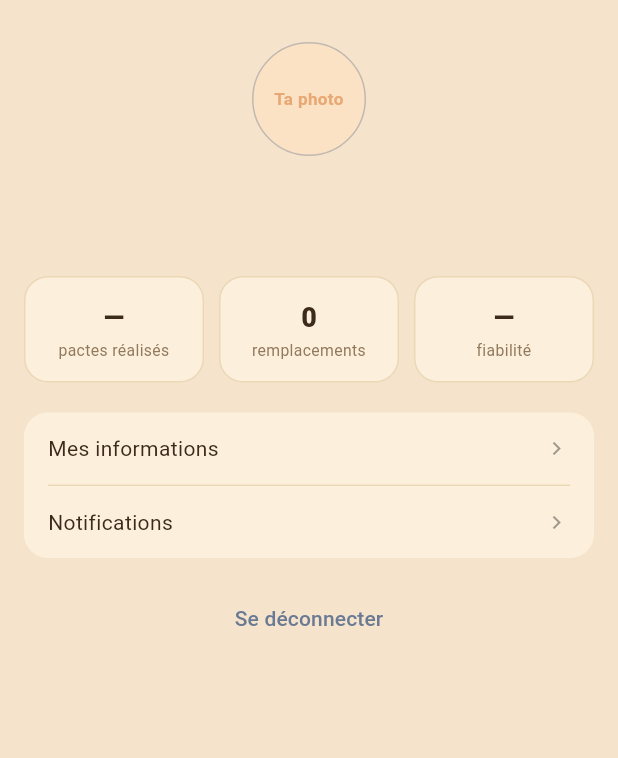
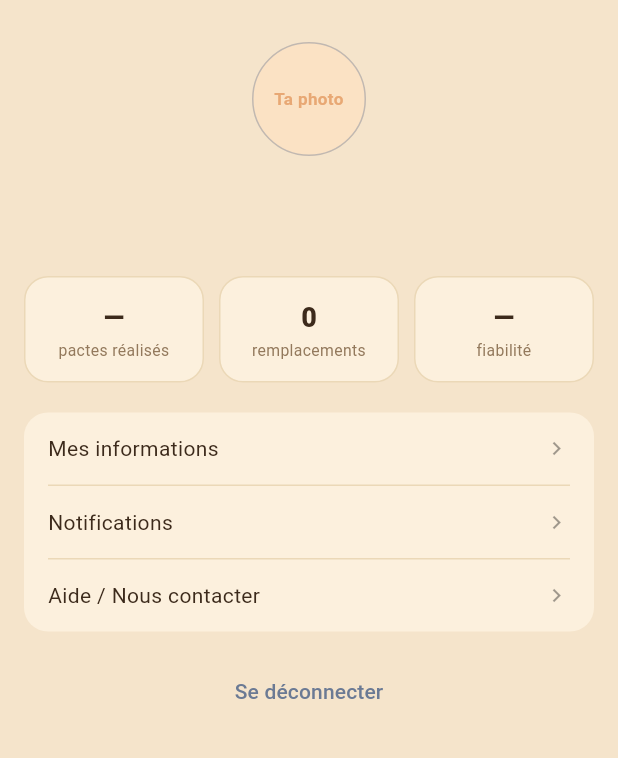
Before and after one commit to kevinarner/le_pacte, a Flutter app: the MenuPrincipalScreen screen opened directly with empty values, after a tap on "Profil", on a phone screen of 412 x 824 dp, the part 66-824 px from its top. Run offline on Flutter 3.47's test engine with Material 3 defaults, Android fonts, the phone set to English and light mode, and no system bars; our stand-ins replace firebase_core, firebase_messaging, image_picker, supabase_flutter; missing offline and left inert: dart:js_interop; accounts and stored records are empty; Roboto replaces fonts that are missing (Georgia).

```diff
--- a/lib/models/fil_de_discussion.dart
+++ b/lib/models/fil_de_discussion.dart
@@ -13,6 +13,12 @@ class FilDeDiscussion {
   final String? dernierMessage;
   final DateTime? dateDernierMessage;
 
+  /// True si c'est moi qui ai envoyé le dernier message du fil — sert à
+  /// repérer un message de l'interlocuteur pas encore "vu" (au sens
+  /// large : pas de vrai suivi lu/non-lu, juste "le dernier mot n'est
+  /// pas de moi").
+  final bool dernierMessageDeMoi;
+
   /// La date retenue du pacte concerné par ce fil, et le nom du
   /// restaurant — affichés sous le nom de l'interlocuteur pour situer la
   /// conversation. Nulle si aucune date n'est encore retenue.
@@ -25,6 +31,7 @@ class FilDeDiscussion {
     this.telephoneInterlocuteur,
     this.dernierMessage,
     this.dateDernierMessage,
+    this.dernierMessageDeMoi = true,
     this.dateConcernee,
     this.restaurantNom,
   });
--- a/lib/screens/accueil/accueil_screen.dart
+++ b/lib/screens/accueil/accueil_screen.dart
@@ -55,7 +55,7 @@ class _AccueilScreenState extends State<AccueilScreen> {
           tooltip: 'Menu principal',
           onPressed: () => Navigator.pop(context),
         ),
-        title: const Text('Mes Pactes'),
+        title: const Text('Mes Swends'),
       ),
       floatingActionButton: FloatingActionButton(
         backgroundColor: AppColors.accent,
--- a/lib/screens/profil/profil_screen.dart
+++ b/lib/screens/profil/profil_screen.dart
@@ -5,6 +5,7 @@ import '../../services/app_store.dart';
 import '../../services/pacte_repository.dart';
 import '../../theme/app_theme.dart';
 import '../../widgets/photo_avatar.dart';
+import '../contact/contact_screen.dart';
 import 'mes_informations_screen.dart';
 
 class ProfilScreen extends StatefulWidget {
@@ -117,6 +118,8 @@ class _ProfilScreenState extends State<ProfilScreen> {
                 _ligneReglage('Mes informations', _ouvrirMesInformations),
                 _separateur(),
                 _ligneReglage('Notifications', _bientotDisponible),
+                _separateur(),
+                _ligneReglage('Aide / Nous contacter', _ouvrirContact),
               ],
             ),
           ),
@@ -181,6 +184,13 @@ class _ProfilScreenState extends State<ProfilScreen> {
     setState(() {});
   }
 
+  Future<void> _ouvrirContact() async {
+    await Navigator.push(
+      context,
+      MaterialPageRoute(builder: (_) => const ContactScreen()),
+    );
+  }
+
   void _bientotDisponible() {
     ScaffoldMessenger.of(context).showSnackBar(
       const SnackBar(content: Text('Bientôt disponible.')),
--- a/lib/screens/root/menu_principal_screen.dart
+++ b/lib/screens/root/menu_principal_screen.dart
@@ -1,5 +1,6 @@
 import 'package:flutter/material.dart';
 
+import '../../models/fil_de_discussion.dart';
 import '../../models/pacte.dart';
 import '../../models/statut_pacte.dart';
 import '../../services/app_store.dart';
@@ -7,15 +8,17 @@ import '../../services/pacte_repository.dart';
 import '../../theme/app_theme.dart';
 import '../../utils/date_fr.dart';
 import '../accueil/accueil_screen.dart';
-import '../contact/contact_screen.dart';
+import '../creer_pacte/creer_pacte_screen.dart';
+import '../detail_pacte/chat_screen.dart';
 import '../detail_pacte/detail_pacte_screen.dart';
-import '../messagerie/messagerie_screen.dart';
 import '../profil/profil_screen.dart';
 
-/// Écran d'accueil général après connexion : donne accès aux quatre
-/// sections (Mes Pactes, Messagerie, Profil, Nous contacter) plutôt que
-/// d'atterrir directement sur l'une d'elles. Chacune ramène ici d'un tap
-/// sur son logo, ce qui remplace l'ancienne barre de navigation basse.
+/// Écran d'accueil général après connexion. Chaque Swend est pensé comme
+/// un objet autonome qui porte lui-même sa messagerie (voir le détail
+/// d'un pacte) : cet écran ne propose donc plus de section Messagerie
+/// indépendante, seulement le prochain rendez-vous, une éventuelle
+/// notification de message, la liste des Swends et un accès discret au
+/// profil.
 class MenuPrincipalScreen extends StatefulWidget {
   final VoidCallback onDeconnexion;
   final VoidCallback onChanged;
@@ -32,7 +35,7 @@ class MenuPrincipalScreen extends StatefulWidget {
 
 class _MenuPrincipalScreenState extends State<MenuPrincipalScreen> {
   List<Pacte>? mesPactes;
-  int? nombreConversations;
+  List<FilDeDiscussion>? mesFils;
 
   @override
   void initState() {
@@ -51,7 +54,7 @@ class _MenuPrincipalScreenState extends State<MenuPrincipalScreen> {
     try {
       final fils = await PacteRepository.mesFilsDeDiscussion();
       if (!mounted) return;
-      setState(() => nombreConversations = fils.length);
+      setState(() => mesFils = fils);
     } catch (_) {
       // Idem.
     }
@@ -85,7 +88,7 @@ class _MenuPrincipalScreenState extends State<MenuPrincipalScreen> {
     return confirmes.isEmpty ? null : confirmes.first;
   }
 
-  int get _pactesEnCours =>
+  int get _pactesAVenir =>
       mesPactes
           ?.where((p) =>
               p.statut != StatutPacte.maintenu &&
@@ -96,6 +99,19 @@ class _MenuPrincipalScreenState extends State<MenuPrincipalScreen> {
 
   int get _nombreActionsRequises => mesPactes?.where(_actionRequise).length ?? 0;
 
+  /// Le message le plus récent qui ne vient pas de moi, tous fils
+  /// confondus — pas un vrai suivi lu/non-lu (aucun état n'est
+  /// persisté), juste "le dernier mot n'est pas de moi".
+  FilDeDiscussion? get _messageAmeSignaler {
+    final fils = mesFils;
+    if (fils == null) return null;
+    final candidats = fils
+        .where((f) => !f.dernierMessageDeMoi && f.dateDernierMessage != null)
+        .toList()
+      ..sort((a, b) => b.dateDernierMessage!.compareTo(a.dateDernierMessage!));
+    return candidats.isEmpty ? null : candidats.first;
+  }
+
   Future<void> _ouvrir(Widget ecran) async {
     await Navigator.push(context, MaterialPageRoute(builder: (_) => ecran));
     widget.onChanged();
@@ -105,6 +121,7 @@ class _MenuPrincipalScreenState extends State<MenuPrincipalScreen> {
   @override
   Widget build(BuildContext context) {
     final prochain = _prochainPacte;
+    final message = _messageAmeSignaler;
 
     return Scaffold(
       body: SafeArea(
@@ -122,53 +139,29 @@ class _MenuPrincipalScreenState extends State<MenuPrincipalScreen> {
               const SizedBox(height: 20),
               if (prochain != null) ...[
                 _cartePlusProche(prochain),
-                const SizedBox(height: 16),
+                const SizedBox(height: 12),
               ],
+              if (message != null) ...[
+                _carteMessage(message),
+                const SizedBox(height: 12),
+              ],
+              FilledButton.icon(
+                onPressed: () => _ouvrir(const CreerPacteScreen()),
+                icon: const Icon(Icons.add, size: 20),
+                label: const Text('Créer un Swend'),
+              ),
+              const SizedBox(height: 18),
               _tuilePrincipale(
                 icone: Icons.favorite_outline,
                 fond: AppColors.accentClair,
                 iconeColor: AppColors.accentFonce,
-                label: 'Mes Pactes',
-                sousLabel: mesPactes == null ? '...' : '$_pactesEnCours en cours',
+                label: 'Mes Swends',
+                sousLabel: mesPactes == null ? '...' : '$_pactesAVenir à venir',
                 badge: _nombreActionsRequises > 0 ? _nombreActionsRequises : null,
                 onTap: () => _ouvrir(AccueilScreen(onChanged: widget.onChanged)),
               ),
-              const SizedBox(height: 10),
-              _tuilePrincipale(
-                icone: Icons.mail_outline,
-                fond: AppColors.pecheClair,
-                iconeColor: AppColors.peche,
-                label: 'Messagerie',
-                sousLabel: nombreConversations == null
-                    ? '...'
-                    : nombreConversations == 0
-                        ? 'Aucune conversation'
-                        : '$nombreConversations conversation${nombreConversations! > 1 ? 's' : ''}',
-                onTap: () => _ouvrir(const MessagerieScreen()),
-              ),
-              const SizedBox(height: 14),
-              Row(
-                children: [
-                  Expanded(
-                    child: _tuileSecondaire(
-                      icone: Icons.person_outline,
-                      label: 'Profil',
-                      onTap: () => _ouvrir(ProfilScreen(
-                        onDeconnexion: widget.onDeconnexion,
-                        onChanged: widget.onChanged,
-                      )),
-                    ),
-                  ),
-                  const SizedBox(width: 10),
-                  Expanded(
-                    child: _tuileSecondaire(
-                      icone: Icons.chat_bubble_outline,
-                      label: 'Nous contacter',
-                      onTap: () => _ouvrir(const ContactScreen()),
-                    ),
-                  ),
-                ],
-              ),
+              const SizedBox(height: 18),
+              _lignProfil(),
             ],
           ),
         ),
@@ -191,7 +184,7 @@ class _MenuPrincipalScreenState extends State<MenuPrincipalScreen> {
             crossAxisAlignment: CrossAxisAlignment.start,
             children: [
               const Text(
-                'TON PROCHAIN PACTE',
+                'TON PROCHAIN SWEND',
                 style: TextStyle(
                   fontSize: 10.5,
                   fontWeight: FontWeight.w700,
@@ -220,6 +213,47 @@ class _MenuPrincipalScreenState extends State<MenuPrincipalScreen> {
       ),
     );
   }
+
+  Widget _carteMessage(FilDeDiscussion fil) {
+    final contexte = fil.dateConcernee != null && fil.restaurantNom != null
+        ? 'À propos de votre Swend du ${_libelleDateCourt(fil.dateConcernee!)} · ${fil.restaurantNom}'
+        : 'À propos de votre Swend';
+    return Card(
+      color: AppColors.pecheClair,
+      child: InkWell(
+        borderRadius: BorderRadius.circular(radiusLg),
+        onTap: () => _ouvrir(ChatScreen(
+          remplacantId: fil.remplacantId,
+          nomInterlocuteur: fil.nomInterlocuteur,
+          telephoneInterlocuteur: fil.telephoneInterlocuteur,
+        )),
+        child: Padding(
+          padding: const EdgeInsets.all(14),
+          child: Row(
+            children: [
+              const Icon(Icons.mail_outline, color: AppColors.peche, size: 22),
+              const SizedBox(width: 12),
+              Expanded(
+                child: Column(
+                  crossAxisAlignment: CrossAxisAlignment.start,
+                  children: [
+                    Text('${fil.nomInterlocuteur} vous a écrit',
+                        style: const TextStyle(fontWeight: FontWeight.w800, fontSize: 14)),
+                    Text(contexte,
+                        style: const TextStyle(fontSize: 12, color: AppColors.texteAttenue)),
+                  ],
+                ),
+              ),
+              const Icon(Icons.chevron_right, color: Colors.black38),
+            ],
+          ),
+        ),
+      ),
+    );
+  }
+
+  String _libelleDateCourt(DateTime date) =>
+      '${date.day} ${moisAnnee[date.month - 1].substring(0, 3)}.';
 
   Widget _tuilePrincipale({
     required IconData icone,
@@ -282,28 +316,31 @@ class _MenuPrincipalScreenState extends State<MenuPrincipalScreen> {
     );
   }
 
-  Widget _tuileSecondaire({
-    required IconData icone,
-    required String label,
-    required VoidCallback onTap,
-  }) {
-    return Card(
-      child: InkWell(
-        borderRadius: BorderRadius.circular(radiusLg),
-        onTap: onTap,
-        child: Padding(
-          padding: const EdgeInsets.symmetric(vertical: 14, horizontal: 10),
-          child: Column(
-            children: [
-              Icon(icone, color: AppColors.texteAttenue, size: 20),
-              const SizedBox(height: 6),
-              Text(
-                label,
-                style: const TextStyle(fontWeight: FontWeight.w700, fontSize: 12.5),
-                textAlign: TextAlign.center,
+  /// Profil est volontairement discret : plus de tuile-carte pleine
+  /// largeur comme les Swends, une simple ligne.
+  Widget _lignProfil() {
+    return InkWell(
+      borderRadius: BorderRadius.circular(radiusLg),
+      onTap: () => _ouvrir(ProfilScreen(
+        onDeconnexion: widget.onDeconnexion,
+        onChanged: widget.onChanged,
+      )),
+      child: Padding(
+        padding: const EdgeInsets.symmetric(vertical: 8, horizontal: 8),
+        child: Row(
+          mainAxisSize: MainAxisSize.min,
+          children: [
+            const Icon(Icons.person_outline, color: AppColors.texteAttenue, size: 18),
+            const SizedBox(width: 6),
+            Text(
+              'Profil',
+              style: const TextStyle(
+                fontWeight: FontWeight.w600,
+                fontSize: 13,
+                color: AppColors.texteAttenue,
               ),
-            ],
-          ),
+            ),
+          ],
         ),
       ),
     );
--- a/lib/services/pacte_repository.dart
+++ b/lib/services/pacte_repository.dart
@@ -362,6 +362,7 @@ class PacteRepository {
         telephoneInterlocuteur: telephoneInterlocuteur,
         dernierMessage: dernier?.contenu,
         dateDernierMessage: dernier?.createdAt,
+        dernierMessageDeMoi: dernier == null || dernier.expediteurId == userId,
         dateConcernee: dateRetenue != null ? DateTime.parse(dateRetenue) : null,
         restaurantNom: restau.nom,
       ));
```
Also changed, not shown: lib/screens/detail_pacte/bloc_presence.dart (+88 -15 lines), lib/screens/detail_pacte/mes_remplacants_screen.dart (+4 -4 lines), lib/screens/messagerie/messagerie_screen.dart (deleted, +0 -176 lines), lib/screens/root/root_shell.dart (+4 -3 lines), 1 other file.
